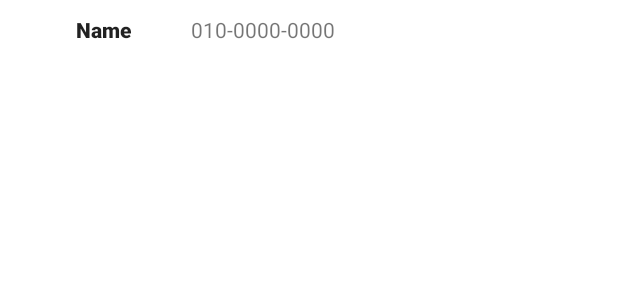
After one commit to Jhanoo/FirstFlow, an Android app: the layout activity_contact_recycler_adapter.xml on its own in the app's theme, with its tools: preview values and no code run, on a phone screen of 412 x 824 dp. The commit adds this screen. Shown: the top 300 px of the screen. Run offline under Robolectric (Android 15) with nearby library versions, the phone set to English and light mode, and no system bars.

Commit message:
recyclerView로 리스트 구현

```diff
--- a/app/src/main/AndroidManifest.xml
+++ b/app/src/main/AndroidManifest.xml
@@ -2,6 +2,8 @@
 <manifest xmlns:android="http://schemas.android.com/apk/res/android"
     xmlns:tools="http://schemas.android.com/tools"
     package="com.example.firstflow">
+
+    <uses-permission android:name="android.permission.READ_CONTACTS" />
 
     <application
         android:allowBackup="true"
@@ -22,6 +24,7 @@
                 <category android:name="android.intent.category.LAUNCHER" />
             </intent-filter>
         </activity>
+
     </application>
 
 </manifest>
--- /dev/null
+++ b/app/src/main/res/layout/activity_contact_recycler_adapter.xml
@@ -0,0 +1,36 @@
+<?xml version="1.0" encoding="utf-8"?>
+<LinearLayout xmlns:android="http://schemas.android.com/apk/res/android"
+    xmlns:app="http://schemas.android.com/apk/res-auto"
+    xmlns:tools="http://schemas.android.com/tools"
+    android:layout_width="match_parent"
+    android:layout_height="wrap_content"
+    android:orientation="horizontal"
+    android:padding="10dp"
+    app:layout_constraintStart_toStartOf="parent"
+    app:layout_constraintTop_toTopOf="parent">
+
+
+    <TextView
+        android:id="@+id/textView1"
+        android:layout_width="5dp"
+        android:layout_height="wrap_content"
+        android:layout_weight="1"
+        android:textAlignment="center"
+        android:textAppearance="@style/TextAppearance.AppCompat.Body2"
+        android:textStyle="bold"
+        tools:text="Name" />
+
+    <TextView
+        android:id="@+id/textView2"
+        android:layout_width="20dp"
+        android:layout_height="wrap_content"
+        android:layout_weight="1"
+        android:text="010-0000-0000"
+        android:textAlignment="textStart" />
+
+    <TextView
+        android:id="@+id/textView3"
+        android:layout_width="30dp"
+        android:layout_height="wrap_content"
+        android:layout_weight="1" />
+</LinearLayout>
```
Also changed, not shown: app/src/main/java/com/example/firstflow/ContactRecyclerAdapter.java (added, +69 -0 lines), app/src/main/java/com/example/firstflow/MainActivity.java (+99 -2 lines), app/src/main/java/com/example/firstflow/dto/Contact.java (added, +32 -0 lines), app/src/main/res/layout/activity_main.xml (+7 -13 lines).
